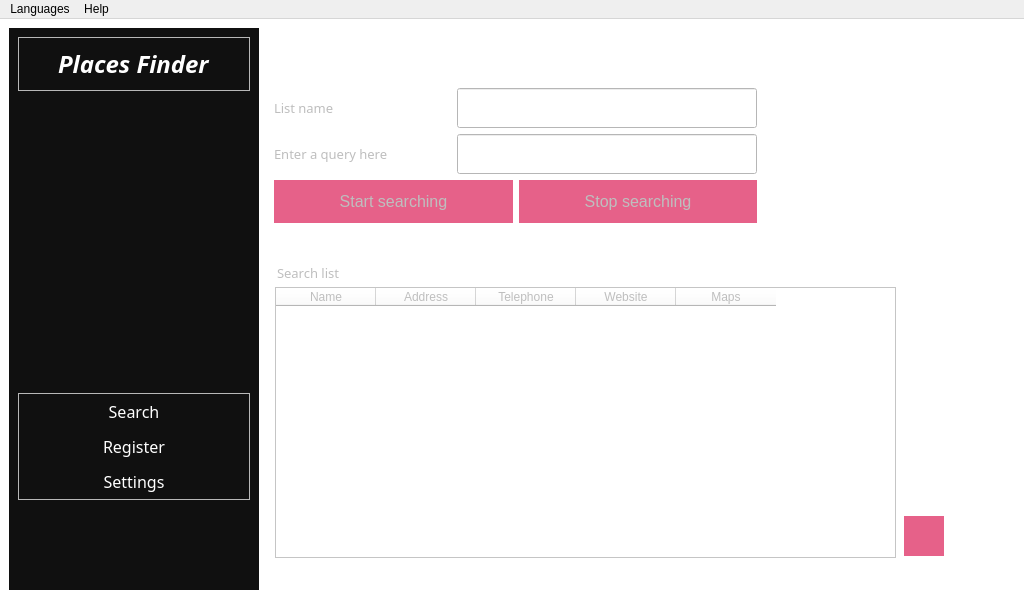
Qt form UI/goomaps.ui (AhmedGsm/Google-Maps-Scraper) before a commit.
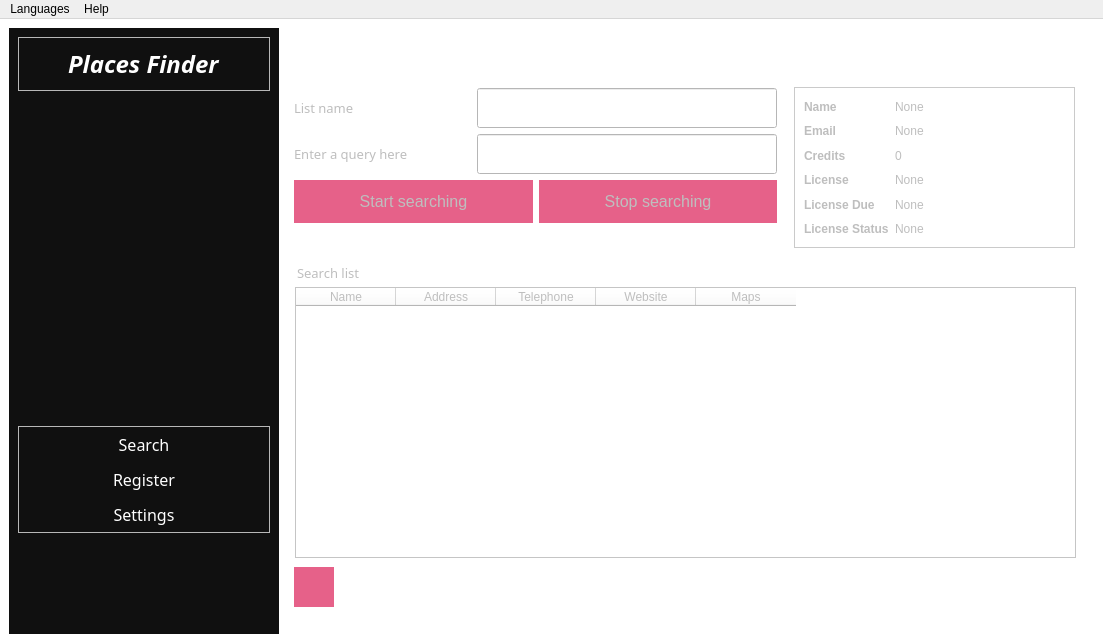
The same form after that commit. Icons and pictures are not drawn.

```diff
--- a/UI/goomaps.ui
+++ b/UI/goomaps.ui
@@ -6,8 +6,8 @@
    <rect>
     <x>0</x>
     <y>0</y>
-    <width>1024</width>
-    <height>599</height>
+    <width>1103</width>
+    <height>643</height>
    </rect>
   </property>
   <property name="windowTitle">
@@ -215,14 +215,16 @@
         <item row="0" column="0">
          <widget class="QWidget" name="mainContent" native="true">
           <property name="styleSheet">
-           <string notr="true"/>
+           <string notr="true">#userInfosFrame {
+	border: 1px solid #CACACA;
+}</string>
           </property>
           <widget class="QTableWidget" name="tableWidget">
            <property name="geometry">
             <rect>
              <x>1</x>
              <y>250</y>
-             <width>621</width>
+             <width>781</width>
              <height>271</height>
             </rect>
            </property>
@@ -481,8 +483,8 @@
            </property>
            <property name="geometry">
             <rect>
-             <x>630</x>
-             <y>479</y>
+             <x>0</x>
+             <y>530</y>
              <width>40</width>
              <height>40</height>
             </rect>
@@ -501,6 +503,159 @@
             </size>
            </property>
           </widget>
+          <widget class="QFrame" name="userInfosFrame">
+           <property name="geometry">
+            <rect>
+             <x>500</x>
+             <y>50</y>
+             <width>281</width>
+             <height>161</height>
+            </rect>
+           </property>
+           <property name="styleSheet">
+            <string notr="true"/>
+           </property>
+           <property name="frameShape">
+            <enum>QFrame::StyledPanel</enum>
+           </property>
+           <property name="frameShadow">
+            <enum>QFrame::Raised</enum>
+           </property>
+           <layout class="QGridLayout" name="gridLayout_2">
+            <item row="0" column="0">
+             <layout class="QHBoxLayout" name="userInfosLayout" stretch="1,3">
+              <item>
+               <layout class="QVBoxLayout" name="labelsVLayout">
+                <item>
+                 <widget class="QLabel" name="nameLabel">
+                  <property name="font">
+                   <font>
+                    <pointsize>9</pointsize>
+                    <bold>true</bold>
+                   </font>
+                  </property>
+                  <property name="text">
+                   <string>Name</string>
+                  </property>
+                 </widget>
+                </item>
+                <item>
+                 <widget class="QLabel" name="nameLabel_2">
+                  <property name="font">
+                   <font>
+                    <pointsize>9</pointsize>
+                    <bold>true</bold>
+                   </font>
+                  </property>
+                  <property name="text">
+                   <string>Email</string>
+                  </property>
+                 </widget>
+                </item>
+                <item>
+                 <widget class="QLabel" name="creditsLabel">
+                  <property name="font">
+                   <font>
+                    <pointsize>9</pointsize>
+                    <bold>true</bold>
+                   </font>
+                  </property>
+                  <property name="text">
+                   <string>Credits</string>
+                  </property>
+                 </widget>
+                </item>
+                <item>
+                 <widget class="QLabel" name="licenseLabel">
+                  <property name="font">
+                   <font>
+                    <pointsize>9</pointsize>
+                    <bold>true</bold>
+                   </font>
+                  </property>
+                  <property name="text">
+                   <string>License</string>
+                  </property>
+                 </widget>
+                </item>
+                <item>
+                 <widget class="QLabel" name="dueLabel">
+                  <property name="font">
+                   <font>
+                    <pointsize>9</pointsize>
+                    <bold>true</bold>
+                   </font>
+                  </property>
+                  <property name="text">
+                   <string>License Due</string>
+                  </property>
+                 </widget>
+                </item>
+                <item>
+                 <widget class="QLabel" name="statusLabel">
+                  <property name="font">
+                   <font>
+                    <pointsize>9</pointsize>
+                    <bold>true</bold>
+                   </font>
+                  </property>
+                  <property name="text">
+                   <string>License Status</string>
+                  </property>
+                 </widget>
+                </item>
+               </layout>
+              </item>
+              <item>
+               <layout class="QVBoxLayout" name="userInfosVLayout">
+                <item>
+                 <widget class="QLabel" name="nameValue">
+                  <property name="text">
+                   <string>None</string>
+                  </property>
+                 </widget>
+                </item>
+                <item>
+                 <widget class="QLabel" name="creditsValue_2">
+                  <property name="text">
+                   <string>None</string>
+                  </property>
+                 </widget>
+                </item>
+                <item>
+                 <widget class="QLabel" name="creditsValue">
+                  <property name="text">
+                   <string>0</string>
+                  </property>
+                 </widget>
+                </item>
+                <item>
+                 <widget class="QLabel" name="licenseValue">
+                  <property name="text">
+                   <string>None</string>
+                  </property>
+                 </widget>
+                </item>
+                <item>
+                 <widget class="QLabel" name="dueValue">
+                  <property name="text">
+                   <string>None</string>
+                  </property>
+                 </widget>
+                </item>
+                <item>
+                 <widget class="QLabel" name="statusValue">
+                  <property name="text">
+                   <string>None</string>
+                  </property>
+                 </widget>
+                </item>
+               </layout>
+              </item>
+             </layout>
+            </item>
+           </layout>
+          </widget>
          </widget>
         </item>
        </layout>
@@ -842,7 +997,7 @@
     <rect>
      <x>0</x>
      <y>0</y>
-     <width>1024</width>
+     <width>1103</width>
      <height>22</height>
     </rect>
    </property>
```
